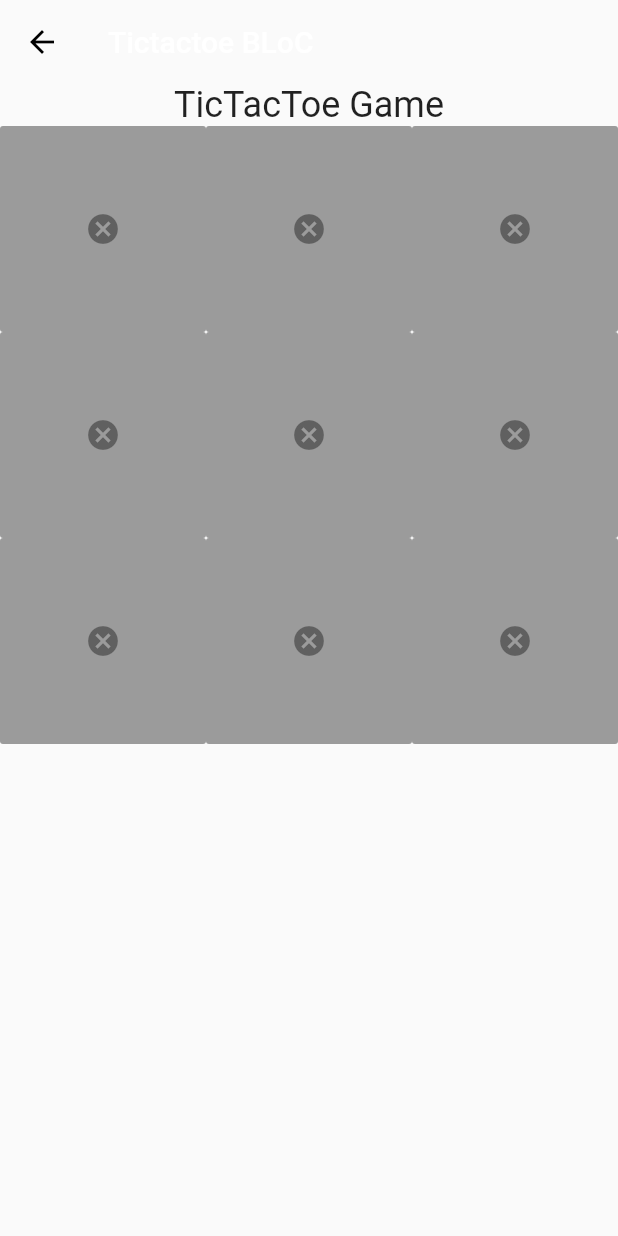
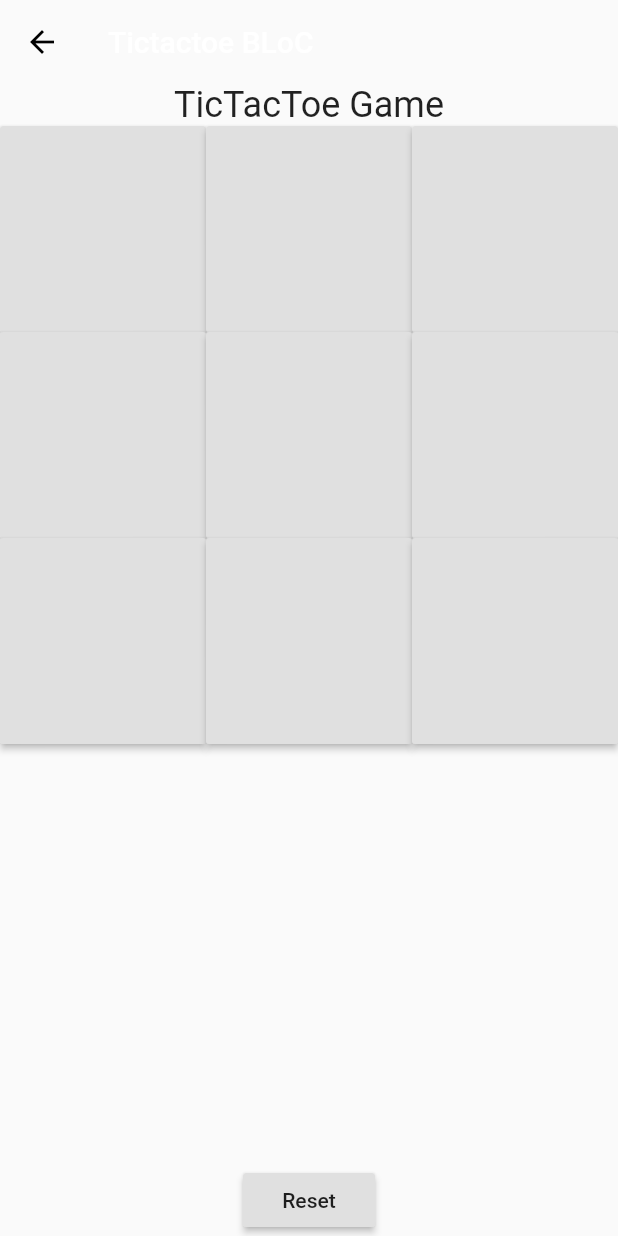
Before and after one commit to arthurcohen/password_bloc, a Flutter app: the Tictactoe screen opened by its route, on a phone screen of 412 x 824 dp. Run offline on Flutter 3.47's test engine with Material 2 defaults, Android fonts, the phone set to English and light mode, and no system bars; our stand-ins replace bloc, equatable, flutter_bloc.

Commit message:
Click event and board reset

```diff
--- a/lib/blocs/tictactoe/tictactoe_bloc.dart
+++ b/lib/blocs/tictactoe/tictactoe_bloc.dart
@@ -12,6 +12,14 @@ class TictactoeBloc extends Bloc<TictactoeEvent, TictactoeState> {
   Stream<TictactoeState> mapEventToState(
     TictactoeEvent event,
   ) async* {
-    // TODO: implement mapEventToState
+    switch (event.runtimeType) {
+      case DoPlay:
+        DoPlay parsedEvent = event;
+        currentState.board[parsedEvent.coordinateX][parsedEvent.coordinateY] = parsedEvent.play;
+        yield currentState;
+        break;
+      case Reset:
+        yield  Playing(currentState.playerOne, currentState.playerTwo, TictactoeState.clearBoard());
+    }
   }
 }
--- a/lib/blocs/tictactoe/tictactoe_event.dart
+++ b/lib/blocs/tictactoe/tictactoe_event.dart
@@ -14,4 +14,9 @@ class DoPlay extends TictactoeEvent {
   final Play play;
 
   DoPlay(this.coordinateX, this.coordinateY, this.play):super([coordinateX, coordinateY, play]);
+
 }
+
+class Reset extends TictactoeEvent {
+  Reset():super([]);
+}
--- a/lib/blocs/tictactoe/tictactoe_state.dart
+++ b/lib/blocs/tictactoe/tictactoe_state.dart
@@ -6,11 +6,11 @@ import 'package:password_bloc/model/player.dart';
 abstract class TictactoeState extends Equatable {
   final Player playerOne;
   final Player playerTwo;
-  final List<List<int>> board;
+  final List<List<Play>> board;
 
   TictactoeState(this.playerOne, this.playerTwo, this.board) : super([playerOne, playerTwo, board]);
 
-  static clearBoard() => List<List<int>>.generate(3, (i) => List<int>.generate(3, (j) => -1));
+  static clearBoard() => List<List<Play>>.generate(3, (i) => List<Play>.generate(3, (j) => Play.none));
 }
 
 class HasWinner extends TictactoeState {
@@ -29,5 +29,5 @@ class Playing extends TictactoeState {
 }
 
 enum Play {
-  x, y
+  none, x, y
 }
--- a/lib/screens/tictactoe.dart
+++ b/lib/screens/tictactoe.dart
@@ -1,11 +1,21 @@
 import 'package:flutter/material.dart';
 import 'package:flutter_bloc/flutter_bloc.dart';
 import 'package:password_bloc/blocs/tictactoe/tictactoe_bloc.dart';
+import 'package:password_bloc/blocs/tictactoe/tictactoe_event.dart';
+import 'package:password_bloc/blocs/tictactoe/tictactoe_state.dart';
 
-class Tictactoe extends StatelessWidget {
+class Tictactoe extends StatefulWidget {
+  @override
+  _TictactoeState createState() => _TictactoeState();
+}
+
+class _TictactoeState extends State<Tictactoe> {
+  TictactoeBloc tttBloc;
+  Play _play = Play.x;
+
   @override
   Widget build(BuildContext context) {
-    TictactoeBloc tttBloc = BlocProvider.of<TictactoeBloc>(context);
+    tttBloc = BlocProvider.of<TictactoeBloc>(context);
 
     return Scaffold(
       appBar: AppBar(
@@ -21,43 +31,67 @@ class Tictactoe extends StatelessWidget {
             Expanded(
               child: BlocBuilder(
                 bloc: tttBloc,
-                builder: (context, state) => GridView.count(
+                builder: (context, TictactoeState state) => GridView.count(
                   crossAxisCount: 3,
-                  children: <Widget>[
-                    RaisedButton(
-                      child: Icon(Icons.cancel),
-                    ),
-                    RaisedButton(
-                      child: Icon(Icons.cancel),
-                    ),
-                    RaisedButton(
-                      child: Icon(Icons.cancel),
-                    ),
-                    RaisedButton(
-                      child: Icon(Icons.cancel),
-                    ),
-                    RaisedButton(
-                      child: Icon(Icons.cancel),
-                    ),
-                    RaisedButton(
-                      child: Icon(Icons.cancel),
-                    ),
-                    RaisedButton(
-                      child: Icon(Icons.cancel),
-                    ),
-                    RaisedButton(
-                      child: Icon(Icons.cancel),
-                    ),
-                    RaisedButton(
-                      child: Icon(Icons.cancel),
-                    ),
-                  ],
+                  children: _mapBoard(state.board, _play),
                 ),
               ),
-            )
+            ),
+            RaisedButton(
+              child: Text('Reset'),
+              onPressed: () {
+                tttBloc.dispatch(Reset());
+                setState(() {});
+              },
+            ),
           ],
         ),
       ),
     );
   }
+
+  Widget _createTile(Play play) {
+    Widget tile;
+
+    switch (play) {
+      case Play.x:
+        tile = Icon(Icons.clear);
+        break;
+      case Play.y:
+        tile = Icon(Icons.crop_din);
+        break;
+      default:
+        tile = null;
+    }
+
+    return tile;
+  }
+
+  List<Widget> _mapBoard(List<List<Play>> board, Play play) {
+    final List<Widget> tiles = [];
+
+    for (int i = 0; i < board.length; i++) {
+      List<Play> row = board[i];
+      for (int j = 0; j < row.length; j++) {
+        tiles.add(
+          RaisedButton(
+              child: _createTile(row[j]),
+              onPressed: board[i][j] == Play.none
+                  ? () {
+                      tttBloc.dispatch(DoPlay(i, j, play));
+                      setState(() {
+                        if (play == Play.x) {
+                          _play = Play.y;
+                        } else {
+                          _play = Play.x;
+                        }
+                      });
+                    }
+                  : null),
+        );
+      }
+    }
+
+    return tiles;
+  }
 }
```
